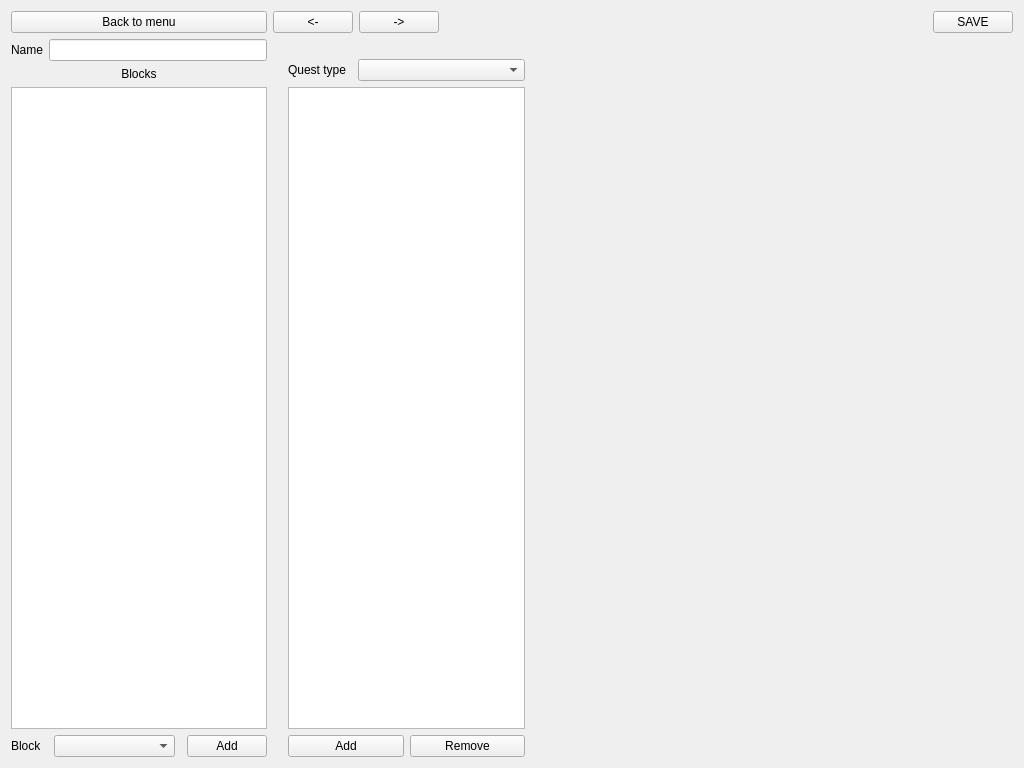
The window that ui/editor/editor_view.ui (Serega-SPb/lang_tutor) describes before a commit, drawn with Qt 5.
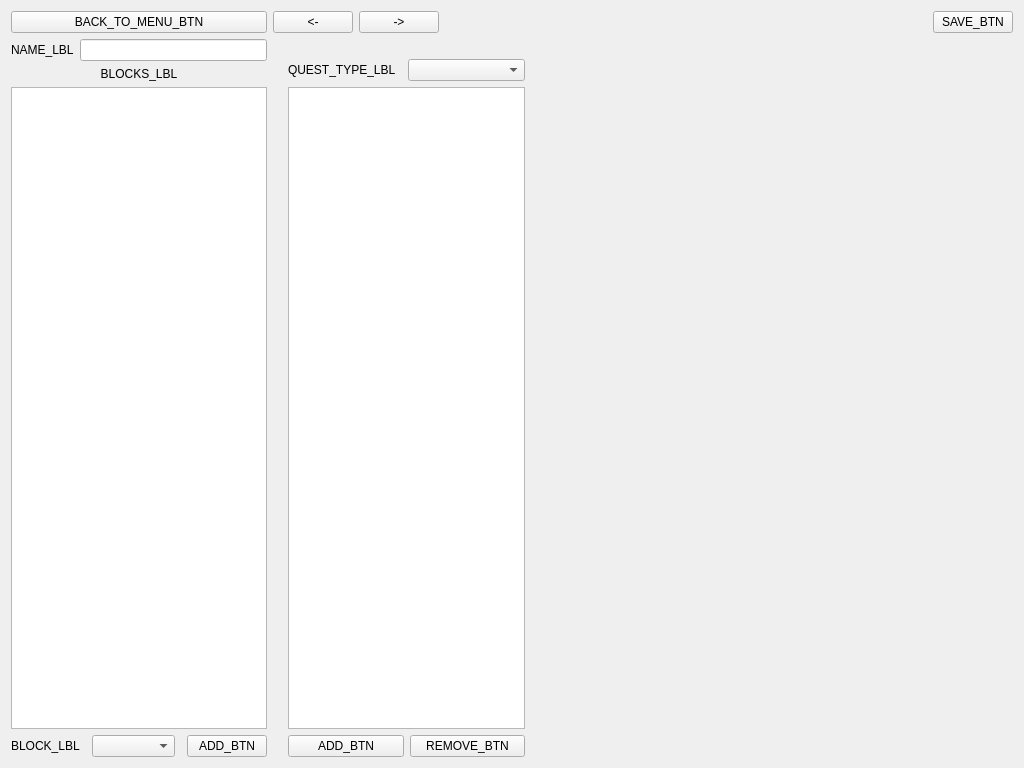
The same window after the commit.

Commit message: added localization: (english and russian) - added class Translator - added param "locale" in config - added folder "locales" to the root directory and modules directories (with locale-files) - added translate_ui methods in the classes View (main, scenario, editor) - changed the variable "quest_type" to an object of class QuestType - changed the attribute "module_name" in the ScenarioData class to "module" (ref to the object of the Module class)

Diff of the .ui file:
```diff
--- a/ui/editor/editor_view.ui
+++ b/ui/editor/editor_view.ui
@@ -17,7 +17,7 @@
    <item row="0" column="0">
     <widget class="QPushButton" name="backMenuBtn">
      <property name="text">
-      <string>Back to menu</string>
+      <string>BACK_TO_MENU_BTN</string>
      </property>
     </widget>
    </item>
@@ -53,7 +53,7 @@
      <item>
       <widget class="QPushButton" name="saveBtn">
        <property name="text">
-        <string>SAVE</string>
+        <string>SAVE_BTN</string>
        </property>
       </widget>
      </item>
@@ -80,7 +80,7 @@
         </sizepolicy>
        </property>
        <property name="text">
-        <string>Name</string>
+        <string>NAME_LBL</string>
        </property>
       </widget>
      </item>
@@ -90,7 +90,7 @@
      <item row="1" column="0" colspan="2">
       <widget class="QLabel" name="label_2">
        <property name="text">
-        <string>Blocks</string>
+        <string>BLOCKS_LBL</string>
        </property>
        <property name="alignment">
         <set>Qt::AlignCenter</set>
@@ -111,7 +111,7 @@
           </sizepolicy>
          </property>
          <property name="text">
-          <string>Block</string>
+          <string>BLOCK_LBL</string>
          </property>
         </widget>
        </item>
@@ -127,7 +127,7 @@
           </sizepolicy>
          </property>
          <property name="text">
-          <string>Add</string>
+          <string>ADD_BTN</string>
          </property>
         </widget>
        </item>
@@ -161,7 +161,7 @@
            </sizepolicy>
           </property>
           <property name="text">
-           <string>Quest type</string>
+           <string>QUEST_TYPE_LBL</string>
           </property>
          </widget>
         </item>
@@ -188,14 +188,14 @@
           <item>
            <widget class="QPushButton" name="addBtn">
             <property name="text">
-             <string>Add</string>
+             <string>ADD_BTN</string>
             </property>
            </widget>
           </item>
           <item>
            <widget class="QPushButton" name="removeBtn">
             <property name="text">
-             <string>Remove</string>
+             <string>REMOVE_BTN</string>
             </property>
            </widget>
           </item>
```
The commit also changes 41 other files.
